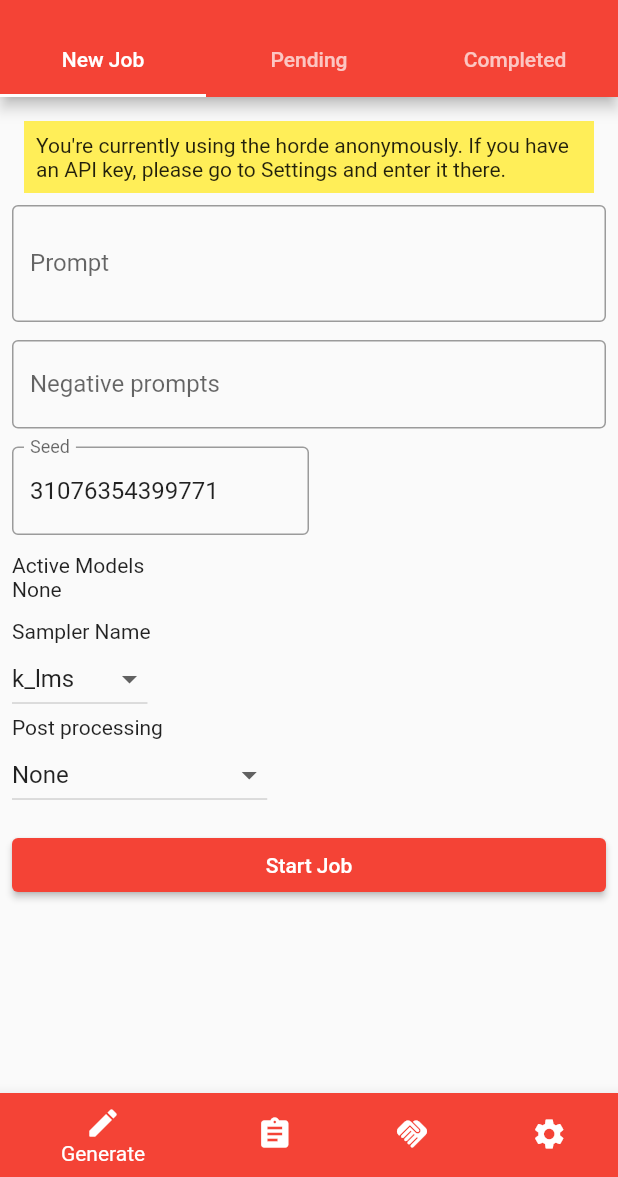
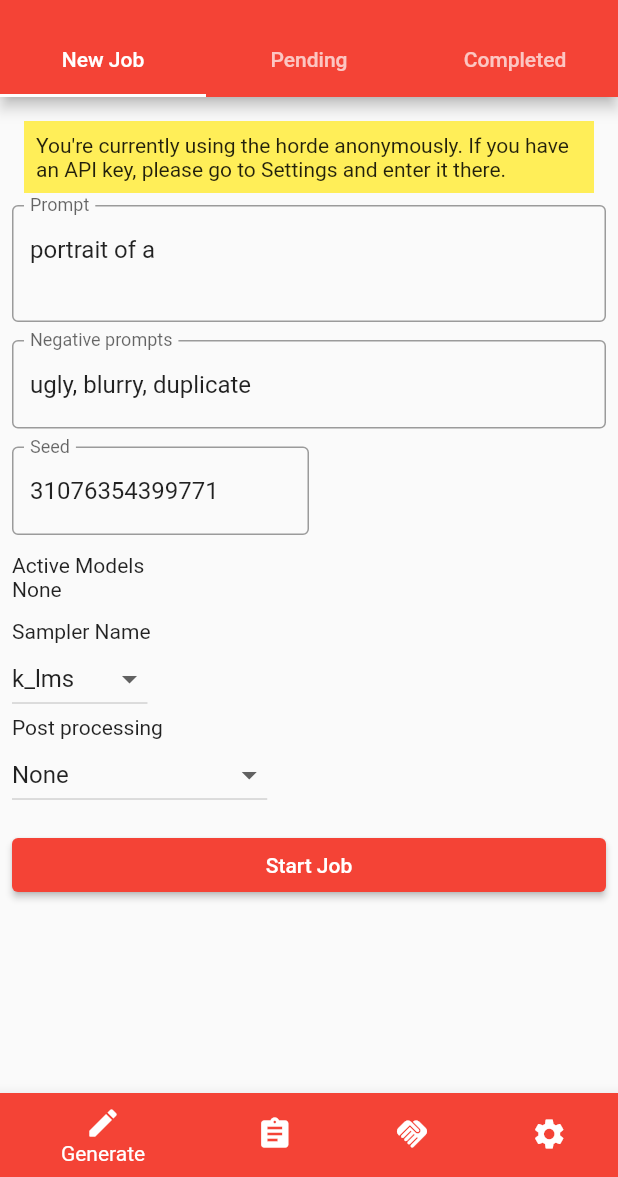
Before and after one commit to hathibelagal-dev/HordeArt, a Flutter app: the screen it shows after launch, on a phone screen of 412 x 824 dp, the part 59-1236 px from its top. Run offline on Flutter 3.47's test engine with Material 2 defaults, Android fonts, the phone set to English and light mode, and no system bars; our stand-ins replace hive_flutter, logger; accounts and stored records are empty; network calls fail.

Commit message:
ui fixes

```diff
--- a/frontend/lib/pages/completed_jobs_page.dart
+++ b/frontend/lib/pages/completed_jobs_page.dart
@@ -1,4 +1,5 @@
 import 'package:flutter/material.dart';
+import 'package:path_provider/path_provider.dart';
 
 class CompletedJobsPage extends StatefulWidget {
   const CompletedJobsPage({Key? key}) : super(key: key);
--- a/frontend/lib/pages/new_job_page.dart
+++ b/frontend/lib/pages/new_job_page.dart
@@ -31,6 +31,8 @@ class _NewJobsPageState extends State<NewJobsPage> {
   @override
   void initState() {
     super.initState();
+    _negativePromptController.text = "ugly, blurry, duplicate";
+    _promptController.text = "portrait of a ";
     _seedController.text =
         (pow(2, 48) * Random().nextDouble()).toStringAsFixed(0);
     handler.getActiveModels().then((value) {
```
Also changed, not shown: frontend/lib/utils/json_response_handler.dart (line endings or trailing spaces).
